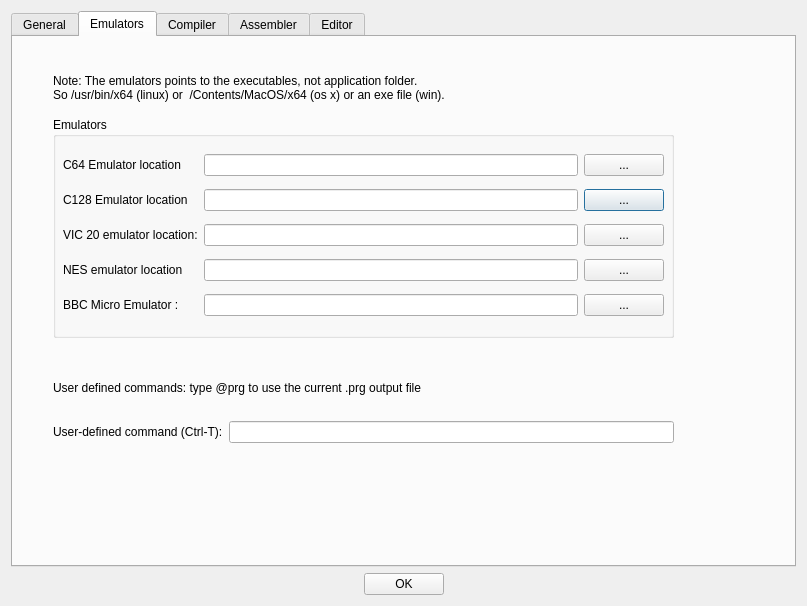
leuat/TRSE, file source/dialogtrsesettings.ui: the form before one commit.
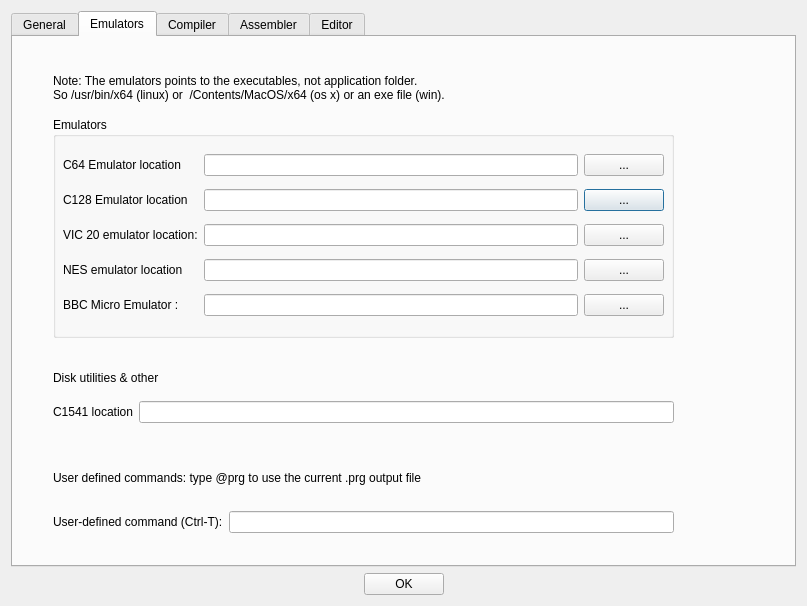
The form after the commit.

Commit message: Added disk support

```diff
--- a/source/dialogtrsesettings.ui
+++ b/source/dialogtrsesettings.ui
@@ -77,7 +77,7 @@
          <property name="geometry">
           <rect>
            <x>40</x>
-           <y>370</y>
+           <y>460</y>
            <width>621</width>
            <height>51</height>
           </rect>
@@ -103,7 +103,7 @@
          <property name="geometry">
           <rect>
            <x>40</x>
-           <y>320</y>
+           <y>410</y>
            <width>803</width>
            <height>61</height>
           </rect>
@@ -225,6 +225,48 @@
           </layout>
          </widget>
         </widget>
+        <widget class="QWidget" name="verticalLayoutWidget_3">
+         <property name="geometry">
+          <rect>
+           <x>40</x>
+           <y>350</y>
+           <width>621</width>
+           <height>51</height>
+          </rect>
+         </property>
+         <layout class="QVBoxLayout" name="verticalLayout_5">
+          <item>
+           <layout class="QHBoxLayout" name="horizontalLayout_9">
+            <item>
+             <widget class="QLabel" name="label_19">
+              <property name="text">
+               <string>C1541 location</string>
+              </property>
+             </widget>
+            </item>
+            <item>
+             <widget class="QLineEdit" name="leC1541"/>
+            </item>
+           </layout>
+          </item>
+         </layout>
+        </widget>
+        <widget class="QLabel" name="label_20">
+         <property name="geometry">
+          <rect>
+           <x>40</x>
+           <y>310</y>
+           <width>803</width>
+           <height>61</height>
+          </rect>
+         </property>
+         <property name="text">
+          <string>Disk utilities &amp; other</string>
+         </property>
+         <property name="wordWrap">
+          <bool>true</bool>
+         </property>
+        </widget>
        </widget>
        <widget class="QWidget" name="Compiler">
         <attribute name="title">
```
The commit also changes 27 other files.
